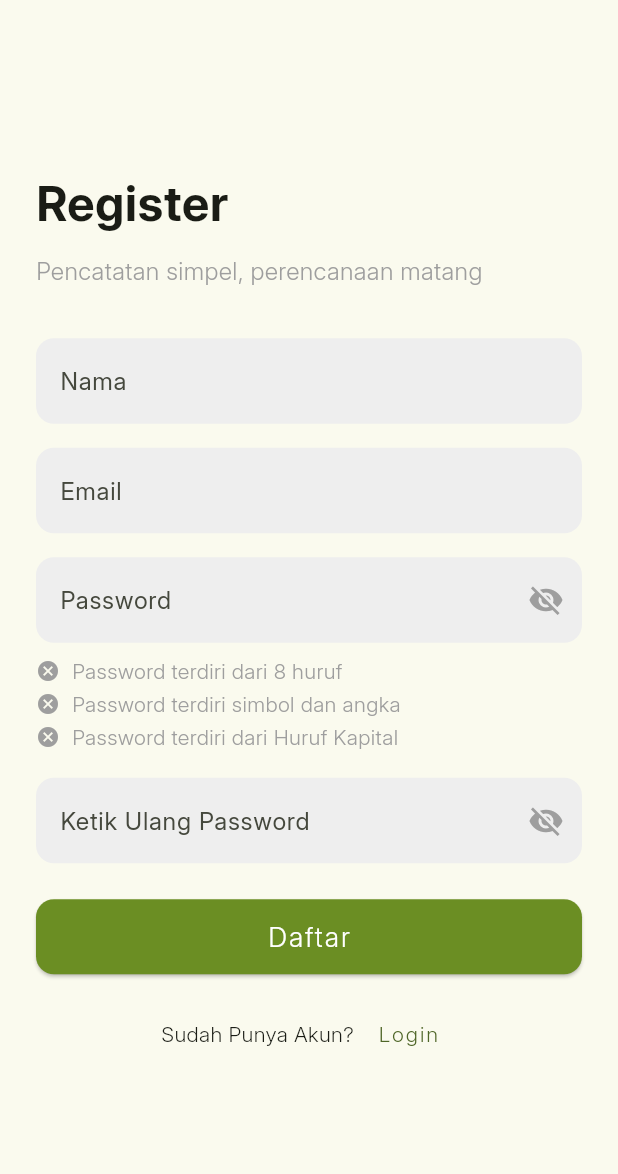
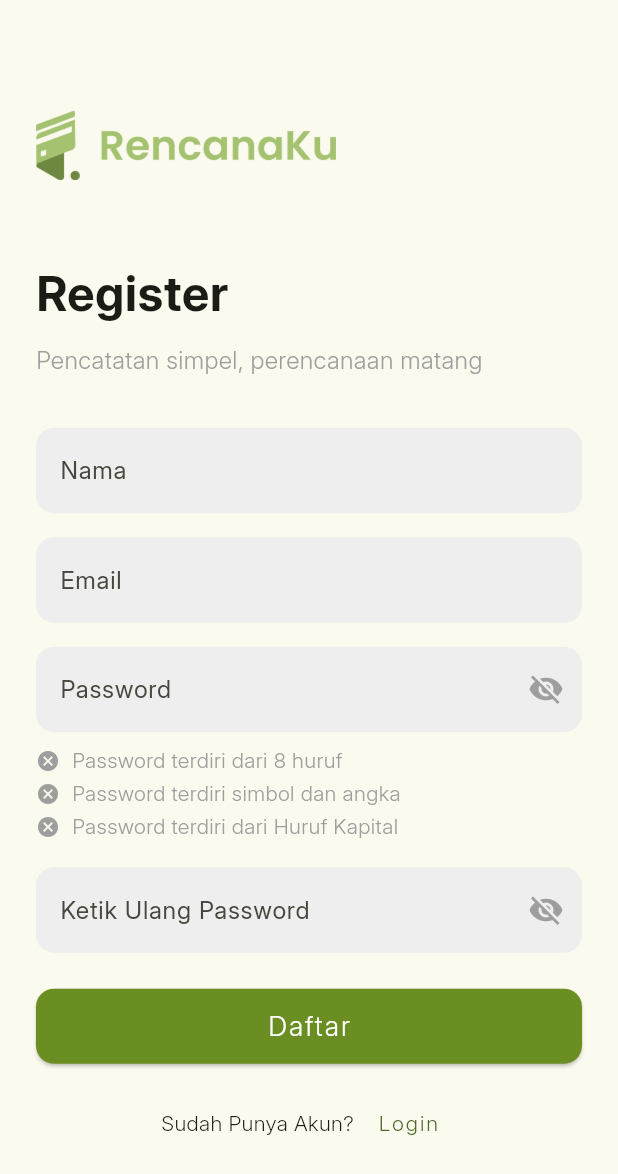
Before and after one commit to bayutp/b25_pg011_capstone_project, a Flutter app: the screen it shows after launch, after a tap on "Mulai Sekarang", after a tap on "Register", on a phone screen of 412 x 824 dp. Shown: the top 1174 px of the screen. Run offline on Flutter 3.47's test engine with Material 3 defaults, Android fonts, the phone set to English and light mode, and no system bars; our stand-ins replace cloud_firestore, date_picker_timeline, firebase_auth, firebase_core, flutter_multi_formatter, shared_preferences; accounts and stored records are empty.

Commit message:
update logo

```diff
--- a/lib/screen/login/login_screen.dart
+++ b/lib/screen/login/login_screen.dart
@@ -109,10 +109,12 @@ class _LoginScreenState extends State<LoginScreen> {
             crossAxisAlignment: CrossAxisAlignment.start,
             mainAxisAlignment: MainAxisAlignment.center,
             children: [
+
               const SizedBox(
-                height: 100,
-              ), // Jarak dari atas agar tidak terlalu mepet
-              // Header
+                height: 50,
+              ),
+              Image.asset("assets/img/ic_logo.png", width: 200),
+              SizedBox.square(dimension: 50),
               const Text(
                 'Login',
                 style: TextStyle(fontSize: 32, fontWeight: FontWeight.bold),
--- a/lib/screen/onboarding/onboarding_screen.dart
+++ b/lib/screen/onboarding/onboarding_screen.dart
@@ -26,6 +26,8 @@ class OnboardingScreen extends StatelessWidget {
                 crossAxisAlignment: CrossAxisAlignment.center,
                 mainAxisAlignment: MainAxisAlignment.center,
                 children: [
+                  Image.asset("assets/img/ic_logo_white.png", width: 200),
+                  SizedBox.square(dimension: 60),
                   Image.asset("assets/img/ic_onboarding.png", height: 288),
                   SizedBox.square(dimension: 50),
                   Text(
--- a/lib/screen/register/register_screen.dart
+++ b/lib/screen/register/register_screen.dart
@@ -145,11 +145,14 @@ class _RegisterScreenState extends State<RegisterScreen> {
     return Scaffold(
       body: Padding(
         padding: const EdgeInsets.all(24.0),
-        child: Center(
-          child: SingleChildScrollView(
         child: Column(
           crossAxisAlignment: CrossAxisAlignment.start,
           children: [
+            const SizedBox(
+              height: 50,
+            ),
+            Image.asset("assets/img/ic_logo.png", width: 200),
+            SizedBox.square(dimension: 50),
             const Text(
               'Register',
               style: TextStyle(fontSize: 32, fontWeight: FontWeight.bold),
@@ -295,8 +298,6 @@ class _RegisterScreenState extends State<RegisterScreen> {
           ],
         ),
       ),
-        ),
-      ),
     );
   }
 }
```
Also changed, not shown: assets/img/ic_logo.png (added), assets/img/ic_logo_white.png (added), pubspec.lock. Lines whose indentation alone changed are shown as unchanged.
